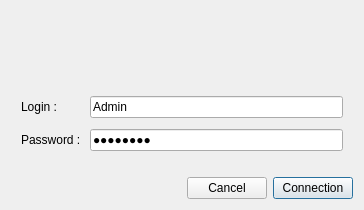
This is identificationdialog.ui in mariedegen/QtProject as Qt 5 draws it before an edit. The edited form follows.
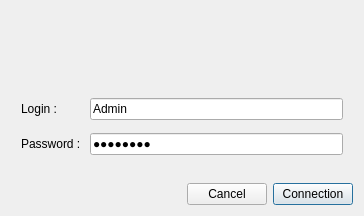
This is the edited form. Icons and pictures are not drawn.

Patch:
```diff
--- a/identificationdialog.ui
+++ b/identificationdialog.ui
@@ -7,7 +7,7 @@
     <x>0</x>
     <y>0</y>
     <width>364</width>
-    <height>210</height>
+    <height>216</height>
    </rect>
   </property>
   <property name="mouseTracking">
```
